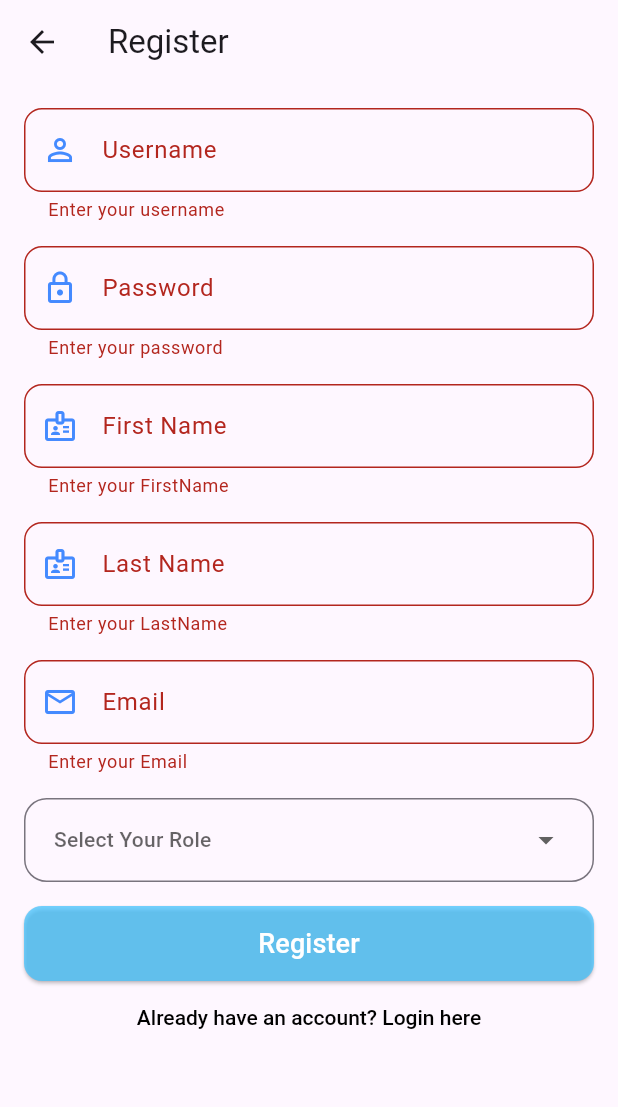
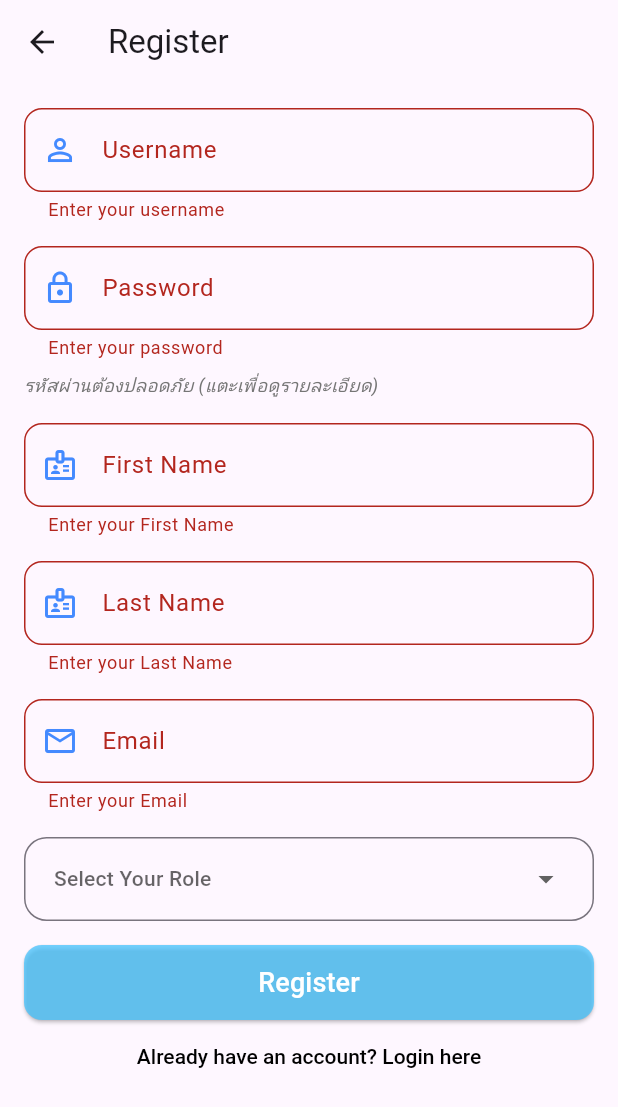
Before and after one commit to Threeraput/The_Fucking_final_Project, a Flutter app: the RegisterScreen screen opened by its route, after a tap on "Register", on a phone screen of 412 x 824 dp. Shown: the top 1107 px of the screen. Run offline on Flutter 3.47's test engine with Material 3 defaults, Android fonts, the phone set to English and light mode, and no system bars; our stand-ins replace camera, dropdown_button2, geolocator, image_picker, numberpicker, shared_preferences; accounts and stored records are empty; network calls fail.

Commit message:
UI_regit_strong

```diff
--- a/frontend/lib/screens/register_screen.dart
+++ b/frontend/lib/screens/register_screen.dart
@@ -32,16 +32,27 @@ class _RegisterScreenState extends State<RegisterScreen> {
   String? _lastNameError;
   String? _emailError;
 
+  // ✅ สถานะตรวจสอบรหัสผ่าน
+  bool hasUppercase = false;
+  bool hasLowercase = false;
+  bool hasNumber = false;
+  bool hasSpecialChar = false;
+  bool hasMinLength = false;
+  bool _showPasswordChecklist = false;
+  bool _expandChecklist = false;
+
   @override
   void initState() {
     super.initState();
     _selectedRole = _roles.first;
 
+    // เคลียร์ error เมื่อพิมพ์ใหม่
     _usernameController.addListener(() {
       if (_usernameError != null) setState(() => _usernameError = null);
     });
     _passwordController.addListener(() {
       if (_passwordError != null) setState(() => _passwordError = null);
+      _checkPasswordStatus(_passwordController.text);
     });
     _firstNameController.addListener(() {
       if (_firstNameError != null) setState(() => _firstNameError = null);
@@ -54,33 +65,60 @@ class _RegisterScreenState extends State<RegisterScreen> {
     });
   }
 
+  /// ✅ ตรวจสอบแต่ละเงื่อนไขของรหัสผ่าน
+  void _checkPasswordStatus(String password) {
+    setState(() {
+      hasUppercase = password.contains(RegExp(r'[A-Z]'));
+      hasLowercase = password.contains(RegExp(r'[a-z]'));
+      hasNumber = password.contains(RegExp(r'\d'));
+      hasSpecialChar = password.contains(RegExp(r'[!@#\$%^&*(),.?":{}|<>]'));
+      hasMinLength = password.length >= 8;
+    });
+  }
+
+  /// ✅ ตรวจสอบรหัสผ่านว่าผ่านทุกข้อหรือไม่
+  bool _isPasswordSecure(String password) {
+    return hasUppercase &&
+        hasLowercase &&
+        hasNumber &&
+        hasSpecialChar &&
+        hasMinLength;
+  }
+
   Future<void> _register() async {
     bool isValid = true;
+    String password = _passwordController.text;
 
     if (_usernameController.text.isEmpty) {
       setState(() => _usernameError = 'Enter your username');
       isValid = false;
     }
-    if (_passwordController.text.isEmpty) {
+
+    if (password.isEmpty) {
       setState(() => _passwordError = 'Enter your password');
       isValid = false;
+    } else if (!_isPasswordSecure(password)) {
+      setState(() => _passwordError = 'Password does not meet all requirements.');
+      isValid = false;
     }
+
     if (_firstNameController.text.isEmpty) {
-      setState(() => _firstNameError = 'Enter your FirstName');
+      setState(() => _firstNameError = 'Enter your First Name');
       isValid = false;
     }
     if (_lastNameController.text.isEmpty) {
-      setState(() => _lastNameError = 'Enter your LastName');
+      setState(() => _lastNameError = 'Enter your Last Name');
       isValid = false;
     }
     if (_emailController.text.isEmpty) {
       setState(() => _emailError = 'Enter your Email');
       isValid = false;
     }
+
     if (_selectedRole == null) {
       ScaffoldMessenger.of(
         context,
-      ).showSnackBar(const SnackBar(content: Text('Enter your Role')));
+      ).showSnackBar(const SnackBar(content: Text('Select your Role')));
       isValid = false;
     }
 
@@ -93,7 +131,7 @@ class _RegisterScreenState extends State<RegisterScreen> {
 
     final userData = {
       'username': _usernameController.text,
-      'password': _passwordController.text,
+      'password': password,
       'first_name': _firstNameController.text,
       'last_name': _lastNameController.text,
       'email': _emailController.text,
@@ -121,6 +159,43 @@ class _RegisterScreenState extends State<RegisterScreen> {
         _isLoading = false;
       });
     }
+  }
+
+  /// ✅ Widget แสดง checklist เงื่อนไขรหัสผ่าน
+  Widget _buildPasswordChecklist() {
+    return Column(
+      crossAxisAlignment: CrossAxisAlignment.start,
+      children: [
+        _buildCheckItem('At least 8 characters', hasMinLength),
+        _buildCheckItem('At least one uppercase letter (A-Z)', hasUppercase),
+        _buildCheckItem('At least one lowercase letter (a-z)', hasLowercase),
+        _buildCheckItem('At least one number (0-9)', hasNumber),
+        _buildCheckItem(
+          'At least one special character (!@#\$%^&*)',
+          hasSpecialChar,
+        ),
+      ],
+    );
+  }
+
+  Widget _buildCheckItem(String text, bool isPassed) {
+    return Row(
+      children: [
+        Icon(
+          isPassed ? Icons.check_circle : Icons.cancel,
+          color: isPassed ? Colors.green : Colors.red,
+          size: 18,
+        ),
+        const SizedBox(width: 6),
+        Text(
+          text,
+          style: TextStyle(
+            color: isPassed ? Colors.green[700] : Colors.red[700],
+            fontSize: 13,
+          ),
+        ),
+      ],
+    );
   }
 
   @override
@@ -161,6 +236,39 @@ class _RegisterScreenState extends State<RegisterScreen> {
               ),
               obscureText: true,
             ),
+            const SizedBox(height: 8),
+
+            // ✅ ข้อความเตือนสั้น ๆ
+            if (_showPasswordChecklist)
+              GestureDetector(
+                onTap: () {
+                  setState(() {
+                    _expandChecklist = !_expandChecklist; // กดเพื่อขยาย/ย่อ
+                  });
+                },
+                child: Column(
+                  crossAxisAlignment: CrossAxisAlignment.start,
+                  children: [
+                    Text(
+                      'รหัสผ่านต้องปลอดภัย (แตะเพื่อดูรายละเอียด)',
+                      style: TextStyle(
+                        fontSize: 12,
+                        color: Colors.grey[600],
+                        fontStyle: FontStyle.italic,
+                      ),
+                    ),
+                    // ✅ Checklist ขยายออกเมื่อกด
+                    AnimatedCrossFade(
+                      firstChild: const SizedBox.shrink(), // ย่อ
+                      secondChild: _buildPasswordChecklist(), // ขยาย
+                      crossFadeState: _expandChecklist
+                          ? CrossFadeState.showSecond
+                          : CrossFadeState.showFirst,
+                      duration: const Duration(milliseconds: 200),
+                    ),
+                  ],
+                ),
+              ),
             const SizedBox(height: 16),
             TextFormField(
               controller: _firstNameController,
@@ -278,7 +386,12 @@ class _RegisterScreenState extends State<RegisterScreen> {
                     ),
                   )
                 : ElevatedButton(
-                    onPressed: _register,
+                    onPressed: () {
+                      setState(() {
+                        _showPasswordChecklist = true; // แสดง checklist
+                      });
+                      _register(); // เรียกฟังก์ชันสมัคร
+                    },
                     style: ElevatedButton.styleFrom(
                       padding: const EdgeInsets.symmetric(vertical: 12),
                       backgroundColor: const Color.fromARGB(185, 64, 195, 255),
```
Also changed, not shown: frontend/lib/screens/camera_screen.dart (+32 -32 lines).
